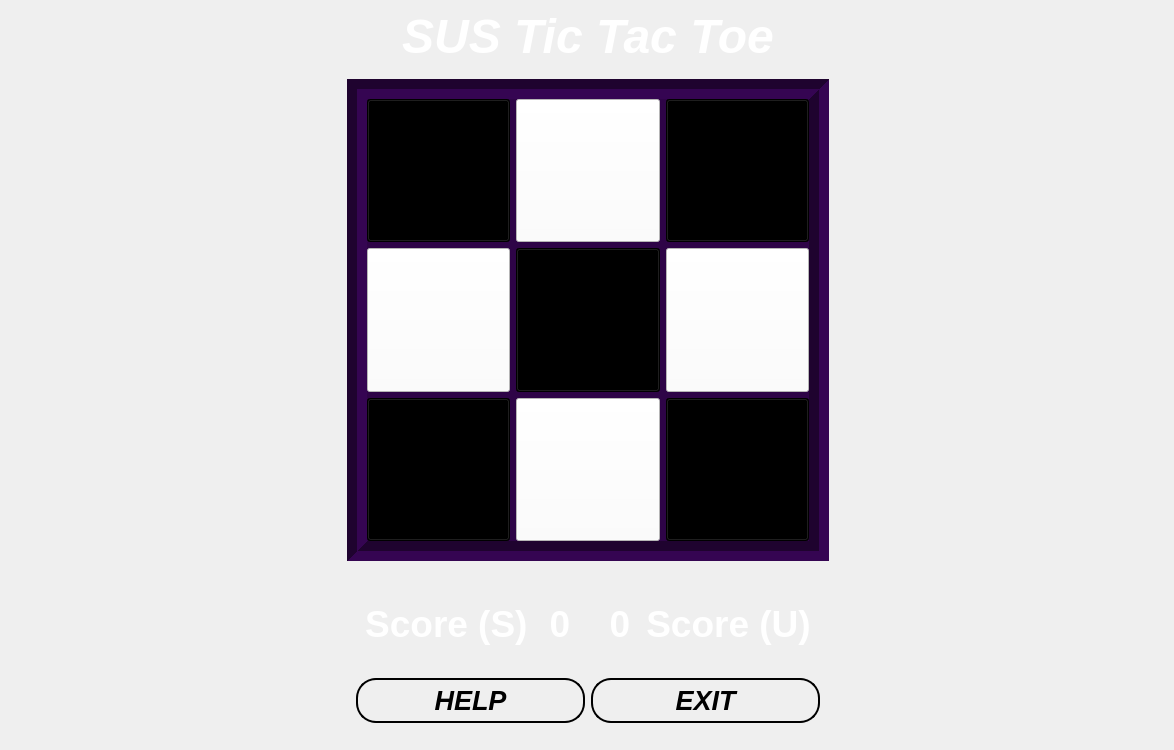
Above: susgame.ui from Mohammed-3tef/Tic_Tac_Masterpiece_GUI before the change. Below: the same form after it.
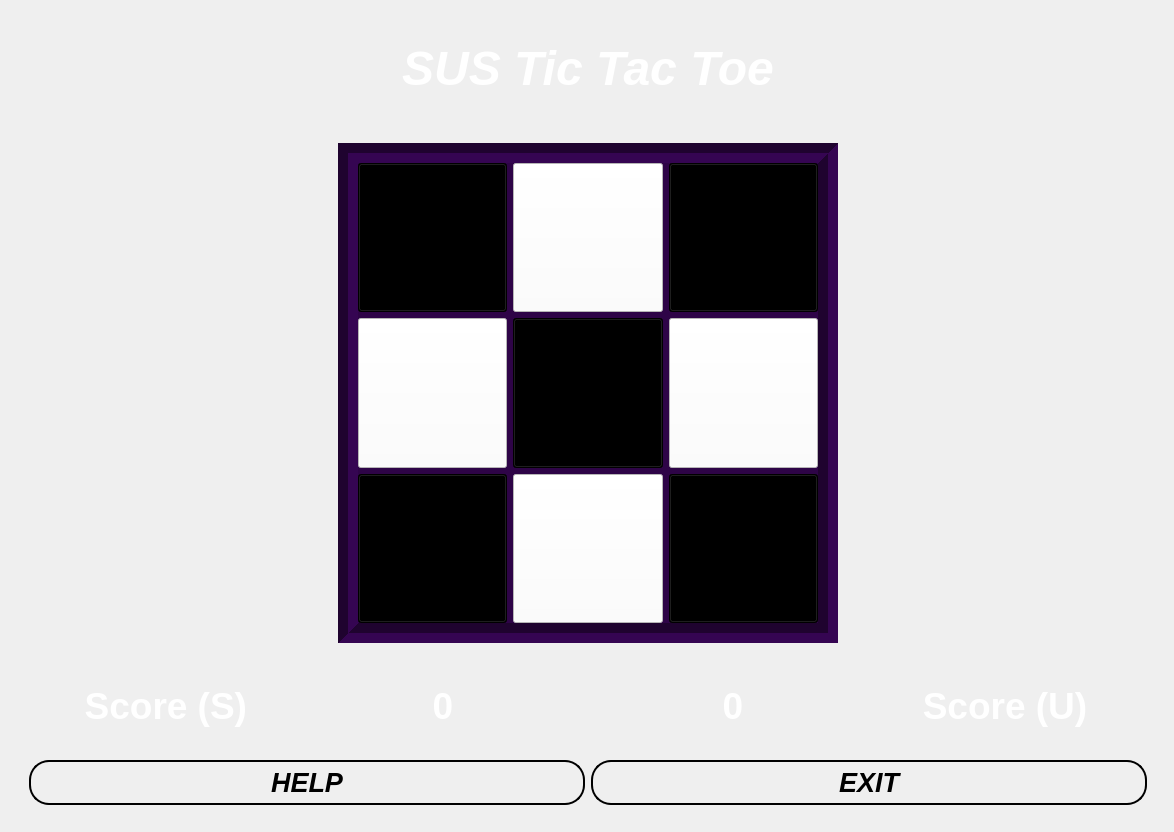
That is the form after the change.

Commit message: Finish Ultimate Design...

Diff of the .ui file:
```diff
--- a/susgame.ui
+++ b/susgame.ui
@@ -7,7 +7,7 @@
     <x>0</x>
     <y>0</y>
     <width>1174</width>
-    <height>736</height>
+    <height>832</height>
    </rect>
   </property>
   <property name="windowTitle">
@@ -24,36 +24,62 @@
 }</string>
   </property>
   <widget class="QWidget" name="centralwidget">
-   <layout class="QGridLayout" name="gridLayout">
+   <layout class="QVBoxLayout" name="verticalLayout_2">
     <property name="leftMargin">
      <number>11</number>
     </property>
-    <item row="1" column="1" alignment="">
+    <item>
+     <widget class="QLabel" name="label">
+      <property name="sizePolicy">
+       <sizepolicy hsizetype="Preferred" vsizetype="Minimum">
+        <horstretch>0</horstretch>
+        <verstretch>0</verstretch>
+       </sizepolicy>
+      </property>
+      <property name="font">
+       <font>
+        <pointsize>36</pointsize>
+        <italic>true</italic>
+        <bold>true</bold>
+       </font>
+      </property>
+      <property name="styleSheet">
+       <string notr="true">color: white;</string>
+      </property>
+      <property name="text">
+       <string>SUS Tic Tac Toe</string>
+      </property>
+      <property name="alignment">
+       <set>Qt::AlignmentFlag::AlignCenter</set>
+      </property>
+     </widget>
+    </item>
+    <item alignment="">
      <widget class="QFrame" name="sus">
       <property name="sizePolicy">
-       <sizepolicy hsizetype="Fixed" vsizetype="Fixed">
+       <sizepolicy hsizetype="Preferred" vsizetype="Preferred">
         <horstretch>0</horstretch>
         <verstretch>0</verstretch>
        </sizepolicy>
       </property>
-      <property name="minimumSize">
-       <size>
-        <width>500</width>
-        <height>500</height>
-       </size>
-      </property>
       <property name="layoutDirection">
        <enum>Qt::LayoutDirection::LeftToRight</enum>
       </property>
-      <layout class="QGridLayout" name="gridLayout_2">
+      <layout class="QGridLayout" name="gridLayout">
        <item row="0" column="0">
         <widget class="QFrame" name="boardsus">
          <property name="sizePolicy">
-          <sizepolicy hsizetype="Preferred" vsizetype="Preferred">
+          <sizepolicy hsizetype="Fixed" vsizetype="Fixed">
            <horstretch>0</horstretch>
            <verstretch>0</verstretch>
           </sizepolicy>
          </property>
+         <property name="minimumSize">
+          <size>
+           <width>500</width>
+           <height>500</height>
+          </size>
+         </property>
          <property name="styleSheet">
           <string notr="true">background-color: rgba(46, 4, 71, 255);
 color:rgb(0,0,0);</string>
@@ -233,36 +259,10 @@
       </layout>
      </widget>
     </item>
-    <item row="0" column="1">
-     <widget class="QLabel" name="label">
-      <property name="sizePolicy">
-       <sizepolicy hsizetype="Preferred" vsizetype="Minimum">
-        <horstretch>0</horstretch>
-        <verstretch>0</verstretch>
-       </sizepolicy>
-      </property>
-      <property name="font">
-       <font>
-        <pointsize>36</pointsize>
-        <italic>true</italic>
-        <bold>true</bold>
-       </font>
-      </property>
-      <property name="styleSheet">
-       <string notr="true">color: white;</string>
-      </property>
-      <property name="text">
-       <string>SUS Tic Tac Toe</string>
-      </property>
-      <property name="alignment">
-       <set>Qt::AlignmentFlag::AlignCenter</set>
-      </property>
-     </widget>
-    </item>
-    <item row="3" column="1">
+    <item>
      <widget class="QFrame" name="frame_4">
       <property name="sizePolicy">
-       <sizepolicy hsizetype="Preferred" vsizetype="Fixed">
+       <sizepolicy hsizetype="Preferred" vsizetype="Preferred">
         <horstretch>0</horstretch>
         <verstretch>0</verstretch>
        </sizepolicy>
@@ -270,8 +270,8 @@
       <property name="frameShadow">
        <enum>QFrame::Shadow::Raised</enum>
       </property>
-      <layout class="QGridLayout" name="gridLayout_5">
-       <item row="0" column="0">
+      <layout class="QVBoxLayout" name="verticalLayout">
+       <item>
         <widget class="QFrame" name="frame_6">
          <property name="styleSheet">
           <string>color: white;</string>
@@ -383,7 +383,7 @@
          </layout>
         </widget>
        </item>
-       <item row="1" column="0">
+       <item>
         <widget class="QFrame" name="frame_5">
          <property name="sizePolicy">
           <sizepolicy hsizetype="Preferred" vsizetype="Fixed">
```
The commit also changes 2 other files.
